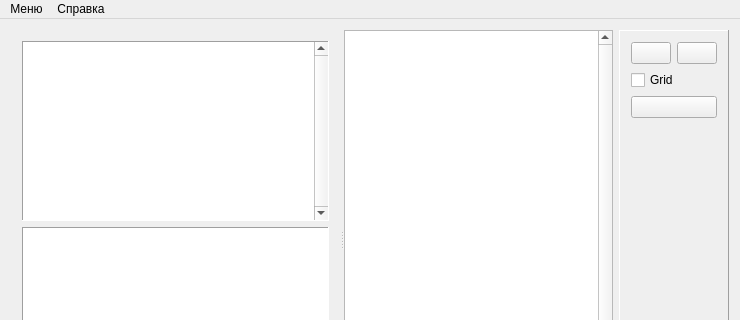
Before: the Qt Designer form mainwindow.ui in kekdck/graph_editor, drawn with Qt 5; both pictures show x 0 to 740 and y 0 to 320 of the 740 by 480 pixel window.
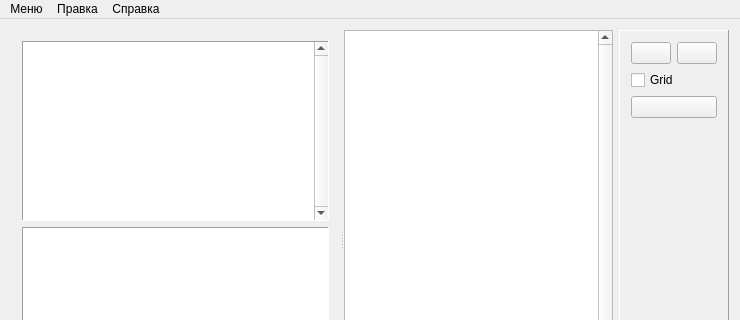
After: the same form once the commit is applied. Icons and pictures are not drawn. Custom widgets are drawn as their Qt base class.

What changed in the file:
```diff
--- a/mainwindow.ui
+++ b/mainwindow.ui
@@ -236,9 +236,19 @@
     <property name="title">
      <string>Справка</string>
     </property>
-    <addaction name="action_5"/>
+    <addaction name="actionAbout"/>
+   </widget>
+   <widget class="QMenu" name="menu_3">
+    <property name="title">
+     <string>Правка</string>
+    </property>
+    <addaction name="actionClear"/>
+    <addaction name="separator"/>
+    <addaction name="actionZoomIn"/>
+    <addaction name="actionZoomOut"/>
    </widget>
    <addaction name="menu"/>
+   <addaction name="menu_3"/>
    <addaction name="menu_2"/>
   </widget>
   <widget class="QStatusBar" name="statusBar"/>
```
Left out of the diff: 77 changed lines with no effect on the pictures.
